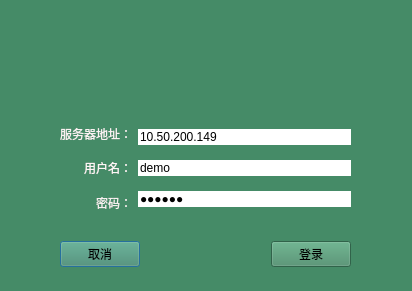
First picture: the form in logindialog.ui, repository liuyufeng509/cloud-client, before the edit.
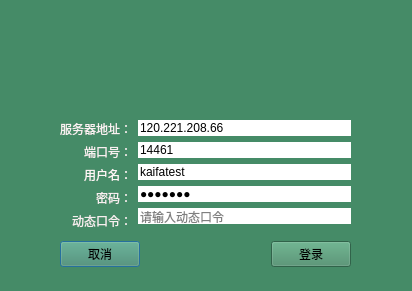
Second picture: the form after the edit. Icons and pictures are not drawn.

Commit message: 用户登录和服务列表解析

```diff
--- a/logindialog.ui
+++ b/logindialog.ui
@@ -65,7 +65,7 @@
      <x>60</x>
      <y>120</y>
      <width>291</width>
-     <height>97</height>
+     <height>108</height>
     </rect>
    </property>
    <layout class="QHBoxLayout" name="horizontalLayout">
@@ -78,6 +78,16 @@
         </property>
        </widget>
       </item>
+      <item>
+       <widget class="QLabel" name="label_4">
+        <property name="text">
+         <string>&lt;html&gt;&lt;head/&gt;&lt;body&gt;&lt;p&gt;&lt;span style=&quot; color:#f7f0f0;&quot;&gt;端口号：&lt;/span&gt;&lt;/p&gt;&lt;/body&gt;&lt;/html&gt;</string>
+        </property>
+        <property name="alignment">
+         <set>Qt::AlignRight|Qt::AlignTrailing|Qt::AlignVCenter</set>
+        </property>
+       </widget>
+      </item>
       <item>
        <widget class="QLabel" name="label_2">
         <property name="text">
@@ -98,6 +108,16 @@
         </property>
        </widget>
       </item>
+      <item>
+       <widget class="QLabel" name="label_5">
+        <property name="text">
+         <string>&lt;html&gt;&lt;head/&gt;&lt;body&gt;&lt;p&gt;&lt;span style=&quot; color:#f7f0f0;&quot;&gt;动态口令：&lt;/span&gt;&lt;/p&gt;&lt;/body&gt;&lt;/html&gt;</string>
+        </property>
+        <property name="alignment">
+         <set>Qt::AlignRight|Qt::AlignTrailing|Qt::AlignVCenter</set>
+        </property>
+       </widget>
+      </item>
      </layout>
     </item>
     <item>
@@ -115,7 +135,24 @@
 border: 0px solid white;</string>
         </property>
         <property name="text">
-         <string>10.50.200.149</string>
+         <string>120.221.208.66</string>
+        </property>
+        <property name="placeholderText">
+         <string>请输入vpn服务器地址</string>
+        </property>
+       </widget>
+      </item>
+      <item>
+       <widget class="QLineEdit" name="portLineEdit">
+        <property name="styleSheet">
+         <string notr="true">background-color: rgb(255, 255, 255);
+border: 0px solid white;</string>
+        </property>
+        <property name="text">
+         <string>14461</string>
+        </property>
+        <property name="placeholderText">
+         <string>请输入服务器端口号</string>
         </property>
        </widget>
       </item>
@@ -126,7 +163,10 @@
 border: 0px solid white;</string>
         </property>
         <property name="text">
-         <string>demo</string>
+         <string>kaifatest</string>
+        </property>
+        <property name="placeholderText">
+         <string>请输入用户名</string>
         </property>
        </widget>
       </item>
@@ -137,11 +177,28 @@
 border: 0px solid white;</string>
         </property>
         <property name="text">
-         <string>123456</string>
+         <string>Abc.123</string>
         </property>
         <property name="echoMode">
          <enum>QLineEdit::Password</enum>
         </property>
+        <property name="placeholderText">
+         <string>请输入密码</string>
+        </property>
+       </widget>
+      </item>
+      <item>
+       <widget class="QLineEdit" name="otpLineEdit">
+        <property name="styleSheet">
+         <string notr="true">background-color: rgb(255, 255, 255);
+border: 0px solid white;</string>
+        </property>
+        <property name="text">
+         <string/>
+        </property>
+        <property name="placeholderText">
+         <string>请输入动态口令</string>
+        </property>
        </widget>
       </item>
      </layout>
```
Left out of the diff: 2 changed lines with no effect on the pictures. The commit also changes 20 other files.
